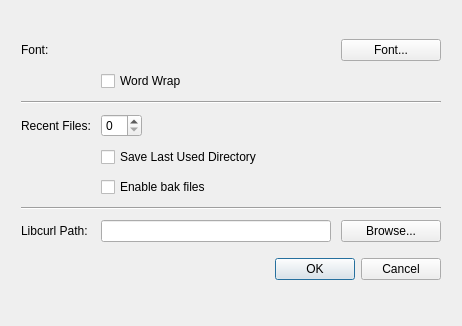
Before: the Qt Designer form qt_ui/preferences_dialog.ui in evpo/EncryptPad, drawn with Qt 5.
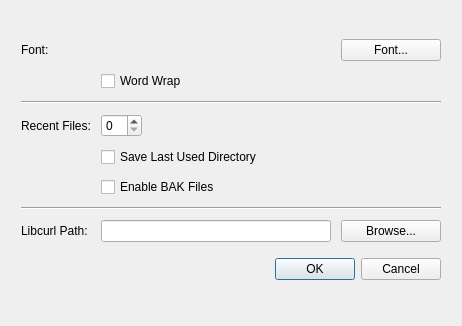
After: the same form once the commit is applied.

Diff of the .ui file:
```diff
--- a/qt_ui/preferences_dialog.ui
+++ b/qt_ui/preferences_dialog.ui
@@ -231,7 +231,7 @@
      <item row="5" column="1">
       <widget class="QCheckBox" name="uiEnableBakFiles">
        <property name="text">
-        <string>Enable bak files</string>
+        <string>Enable BAK Files</string>
        </property>
       </widget>
      </item>
```
